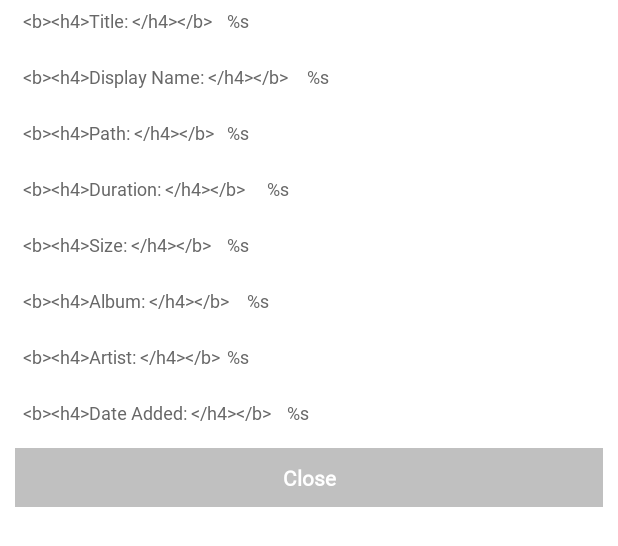
After one commit to piyush921/MusicApp, an Android app: the layout dialog_song_info.xml on its own in the app's theme, with its tools: preview values and no code run, on a phone screen of 412 x 824 dp. The commit adds this screen. Shown: the top 546 px of the screen. Run offline under Robolectric (Android 15) with nearby library versions, the phone set to English and light mode, and no system bars.

Commit message:
player UI fixes, song info dialog

```diff
--- a/app/build.gradle
+++ b/app/build.gradle
@@ -21,6 +21,12 @@ android {
         release {
             minifyEnabled false
             proguardFiles getDefaultProguardFile('proguard-android-optimize.txt'), 'proguard-rules.pro'
+        }
+        debug {
+
+        }
+        staging {
+
         }
     }
     compileOptions {
--- a/app/src/main/AndroidManifest.xml
+++ b/app/src/main/AndroidManifest.xml
@@ -22,6 +22,7 @@
             android:exported="true" />
         <activity
             android:name=".activities.HomeActivity"
+            android:launchMode="singleTask"
             android:exported="true" />
         <activity
             android:name=".activities.SplashActivity"
--- a/app/src/main/java/com/music/app/base/BaseActivity.kt
+++ b/app/src/main/java/com/music/app/base/BaseActivity.kt
@@ -1,5 +1,6 @@
 package com.music.app.base
 
+import android.Manifest
 import android.content.Intent
 import android.content.pm.PackageManager
 import android.util.Log
--- a/app/src/main/java/com/music/app/repository/SongsRepository.kt
+++ b/app/src/main/java/com/music/app/repository/SongsRepository.kt
@@ -7,7 +7,6 @@ import android.os.Build
 import android.os.Handler
 import android.os.Looper
 import android.provider.MediaStore
-import android.util.Log
 import com.music.app.models.SongsModel
 import com.music.app.utils.PermissionUtils
 import java.util.concurrent.Callable
--- a/app/src/main/java/com/music/app/services/PlayerService.kt
+++ b/app/src/main/java/com/music/app/services/PlayerService.kt
@@ -39,12 +39,12 @@ open class PlayerService : Service(),
         private const val NOTIFICATION_ID = 1
         private const val CHANNEL_ID = "player_id"
         private const val CHANNEL_NAME = "Player Channel"
+        var position: Int = -1
     }
 
     private lateinit var context: Context
     private lateinit var player: SimpleExoPlayer
     private lateinit var notificationManager: PlayerNotificationManager
-    private var position: Int = 0
     private lateinit var songsList: ArrayList<SongsModel.Audio>
     private lateinit var prefsHelper: PrefsHelper
     private lateinit var handler: Handler
--- /dev/null
+++ b/app/src/main/java/com/music/app/utils/PathUtils.kt
@@ -0,0 +1,4 @@
+package com.music.app.utils
+
+class PathUtils {
+}
--- /dev/null
+++ b/app/src/main/res/layout/dialog_song_info.xml
@@ -0,0 +1,141 @@
+<?xml version="1.0" encoding="utf-8"?>
+<androidx.constraintlayout.widget.ConstraintLayout xmlns:android="http://schemas.android.com/apk/res/android"
+    xmlns:app="http://schemas.android.com/apk/res-auto"
+    android:layout_width="match_parent"
+    android:layout_height="wrap_content">
+
+    <TextView
+        android:id="@+id/title"
+        android:layout_width="match_parent"
+        android:layout_height="wrap_content"
+        android:layout_margin="10dp"
+        android:padding="5dp"
+        android:textSize="12sp"
+        android:textColor="@color/dark_grey"
+        android:text="@string/song_info_title"
+        app:layout_constraintBottom_toTopOf="@id/display_name"
+        app:layout_constraintEnd_toEndOf="parent"
+        app:layout_constraintStart_toStartOf="parent" />
+
+    <TextView
+        android:id="@+id/display_name"
+        android:layout_width="match_parent"
+        android:layout_height="wrap_content"
+        android:layout_margin="10dp"
+        android:padding="5dp"
+        android:textSize="12sp"
+        android:textColor="@color/dark_grey"
+        android:text="@string/song_info_display_name"
+        app:layout_constraintBottom_toTopOf="@id/path"
+        app:layout_constraintEnd_toEndOf="parent"
+        app:layout_constraintStart_toStartOf="parent" />
+
+    <TextView
+        android:id="@+id/path"
+        android:layout_width="match_parent"
+        android:layout_height="wrap_content"
+        android:layout_margin="10dp"
+        android:padding="5dp"
+        android:textSize="12sp"
+        android:textColor="@color/dark_grey"
+        android:text="@string/song_info_path"
+        app:layout_constraintBottom_toTopOf="@id/duration"
+        app:layout_constraintEnd_toEndOf="parent"
+        app:layout_constraintStart_toStartOf="parent" />
+
+    <TextView
+        android:id="@+id/duration"
+        android:layout_width="match_parent"
+        android:layout_height="wrap_content"
+        android:layout_margin="10dp"
+        android:padding="5dp"
+        android:textSize="12sp"
+        android:textColor="@color/dark_grey"
+        android:text="@string/song_info_duration"
+        app:layout_constraintBottom_toTopOf="@id/size"
+        app:layout_constraintEnd_toEndOf="parent"
+        app:layout_constraintStart_toStartOf="parent" />
+
+    <TextView
+        android:id="@+id/size"
+        android:layout_width="match_parent"
+        android:layout_height="wrap_content"
+        android:layout_margin="10dp"
+        android:padding="5dp"
+        android:textSize="12sp"
+        android:textColor="@color/dark_grey"
+        android:text="@string/song_info_size"
+        app:layout_constraintBottom_toTopOf="@id/album"
+        app:layout_constraintEnd_toEndOf="parent"
+        app:layout_constraintStart_toStartOf="parent" />
+
+    <TextView
+        android:id="@+id/album"
+        android:layout_width="match_parent"
+        android:layout_height="wrap_content"
+        android:layout_margin="10dp"
+        android:padding="5dp"
+        android:textSize="12sp"
+        android:textColor="@color/dark_grey"
+        android:text="@string/song_info_album"
+        app:layout_constraintBottom_toTopOf="@id/artist"
+        app:layout_constraintEnd_toEndOf="parent"
+        app:layout_constraintStart_toStartOf="parent" />
+
+    <TextView
+        android:id="@+id/artist"
+        android:layout_width="match_parent"
+        android:layout_height="wrap_content"
+        android:layout_margin="10dp"
+        android:padding="5dp"
+        android:textSize="12sp"
+        android:textColor="@color/dark_grey"
+        android:text="@string/song_info_artist"
+        app:layout_constraintBottom_toTopOf="@id/date_added"
+        app:layout_constraintEnd_toEndOf="parent"
+        app:layout_constraintStart_toStartOf="parent" />
+
+    <TextView
+        android:id="@+id/date_added"
+        android:layout_width="match_parent"
+        android:layout_height="wrap_content"
+        android:layout_margin="10dp"
+        android:padding="5dp"
+        android:textSize="12sp"
+        android:textColor="@color/dark_grey"
+        android:text="@string/song_info_date_added"
+        app:layout_constraintBottom_toTopOf="@id/close"
+        app:layout_constraintEnd_toEndOf="parent"
+        app:layout_constraintStart_toStartOf="parent" />
+
+    <TextView
+        android:id="@+id/close"
+        android:layout_width="match_parent"
+        android:layout_height="wrap_content"
+        android:layout_margin="10dp"
+        android:background="@color/grey"
+        android:gravity="center"
+        android:padding="10dp"
+        android:text="Close"
+        android:textAllCaps="false"
+        android:textColor="@color/white"
+        android:textSize="14sp"
+        android:textStyle="bold"
+        app:layout_constraintBottom_toBottomOf="parent"
+        app:layout_constraintEnd_toEndOf="parent"
+        app:layout_constraintStart_toStartOf="parent" />
+
+    <ImageView
+        android:id="@+id/image"
+        android:layout_width="match_parent"
+        android:layout_height="match_parent"
+        android:contentDescription="@string/song_info_image"
+        android:alpha="0.5"
+        android:scaleType="centerCrop"
+        app:layout_constraintEnd_toEndOf="parent"
+        app:layout_constraintStart_toStartOf="parent"
+        app:layout_constraintTop_toTopOf="parent"
+        app:layout_constraintBottom_toBottomOf="parent"/>
+
+
+</androidx.constraintlayout.widget.ConstraintLayout>
--- a/app/src/main/res/layout/layout_music_player_bottom_sheet.xml
+++ b/app/src/main/res/layout/layout_music_player_bottom_sheet.xml
@@ -94,6 +94,7 @@
         android:layout_marginEnd="10dp"
         android:src="@drawable/ic_more"
         android:visibility="gone"
+        android:padding="10dp"
         app:layout_constraintEnd_toEndOf="parent"
         app:layout_constraintTop_toTopOf="parent" />
 
--- a/app/src/main/res/values/strings.xml
+++ b/app/src/main/res/values/strings.xml
@@ -8,4 +8,14 @@
     <string name="permission_denied_read_write_text">Please provide read write permission to use app</string>
     <string name="go_to_settings">Go To Settings</string>
     <string name="music_playing_content_description">showing music is playing</string>
+    <string name="song_info">Song Info</string>
+    <string name="song_info_date_added"><![CDATA[<b><h4>Date Added: </h4></b>]]>\t %s</string>
+    <string name="song_info_artist"><![CDATA[<b><h4>Artist: </h4></b>]]>\t %s</string>
+    <string name="song_info_album"><![CDATA[<b><h4>Album: </h4></b>]]>\t %s</string>
+    <string name="song_info_size"><![CDATA[<b><h4>Size: </h4></b>]]>\t %s</string>
+    <string name="song_info_duration"><![CDATA[<b><h4>Duration: </h4></b>]]>\t %s</string>
+    <string name="song_info_path"><![CDATA[<b><h4>Path: </h4></b>]]>\t %s</string>
+    <string name="song_info_display_name"><![CDATA[<b><h4>Display Name: </h4></b>]]>\t %s</string>
+    <string name="song_info_title"><![CDATA[<b><h4>Title: </h4></b>]]>\t %s</string>
+    <string name="song_info_image">Song info image</string>
 </resources>
--- a/build.gradle
+++ b/build.gradle
@@ -6,7 +6,7 @@ buildscript {
         mavenCentral()
     }
     dependencies {
-        classpath 'com.android.tools.build:gradle:7.0.2'
+        classpath 'com.android.tools.build:gradle:7.0.3'
         classpath "org.jetbrains.kotlin:kotlin-gradle-plugin:$kotlin_version"
 
         // NOTE: Do not place your application dependencies here; they belong
```
Also changed, not shown: app/src/main/java/com/music/app/activities/HomeActivity.kt (+55 -17 lines), app/src/main/java/com/music/app/activities/PermissionDeniedActivity.kt (+10 -0 lines), app/src/main/java/com/music/app/activities/SplashActivity.kt (+4 -8 lines), app/src/main/java/com/music/app/adapters/SongsAdapter.kt (+3 -21 lines), app/src/main/java/com/music/app/dialogs/SongInfoDialog.kt (added, +92 -0 lines), app/src/main/java/com/music/app/utils/DialogUtils.kt (added, +18 -0 lines), app/src/main/java/com/music/app/utils/ImageUtils.kt (added, +33 -0 lines), app/src/main/java/com/music/app/utils/IntentUtils.kt (+17 -0 lines), app/src/main/java/com/music/app/utils/NumberUtils.kt (+23 -2 lines), app/src/main/res/menu/music_player_more_options.xml (added, +7 -0 lines).
